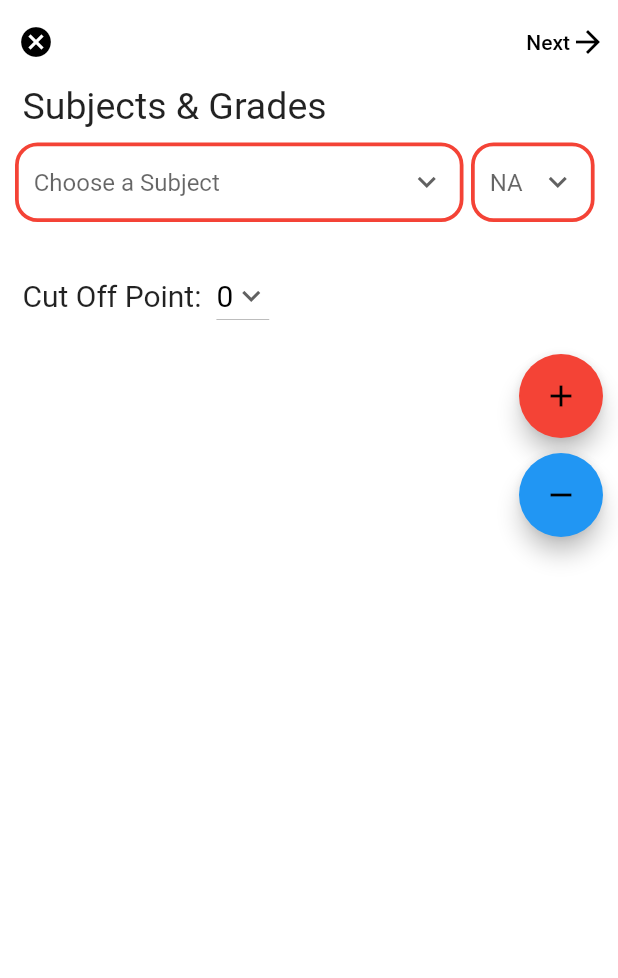
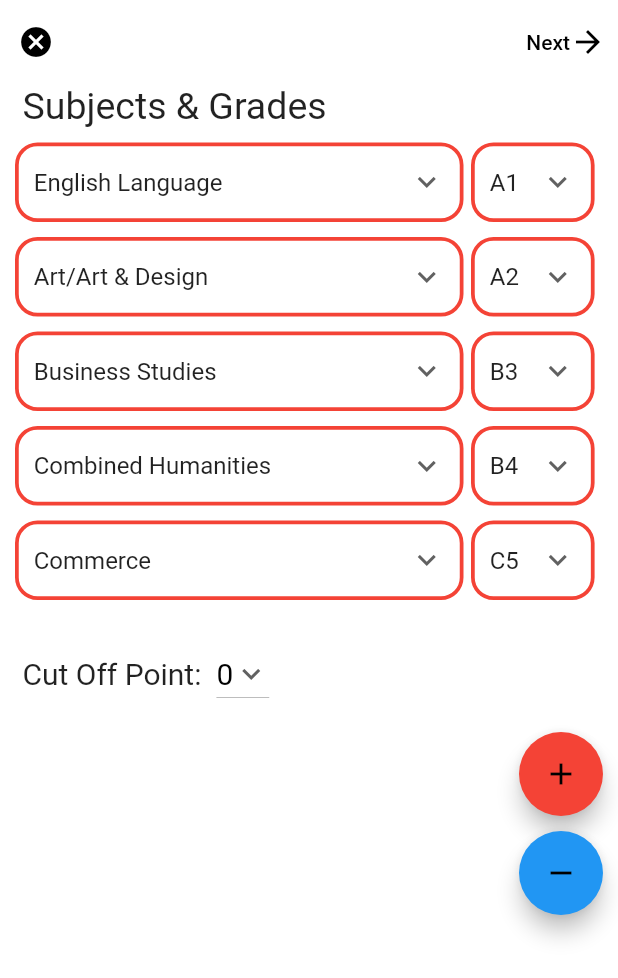
Before and after one commit to gohzy89/my_next_step, a Flutter app: the InputSubjectsPage screen opened directly, on a phone screen of 412 x 824 dp. Shown: the top 978 px of the screen. Run offline on Flutter 3.47's test engine with Material 2 defaults, Android fonts, the phone set to English and light mode, and no system bars; our stand-ins replace email_validator; missing offline and left inert: flappy_search_bar_ns; network calls fail.

Commit message:
fix allllota bugs

```diff
--- a/lib/InputSubjectsPage.dart
+++ b/lib/InputSubjectsPage.dart
@@ -20,8 +20,27 @@ class _InputSubjectsPageState extends State<InputSubjectsPage> {
   String cutOff = "0";
   List scores = List.filled(4, 0, growable: false);
 
-  List selectedSubjectValues = accinfo.selectedSubjectValues.split("*");
-  List selectedGradeValues = accinfo.selectedGradeValues.split("*");
+  List selectedSubjectValues = subjectchecker();
+  List selectedGradeValues = gradechecker();
+
+  static List subjectchecker(){
+    if(accinfo.selectedSubjectValues!="")
+      return accinfo.selectedSubjectValues.split("*");
+    return [                                      'English Language',
+      'Art/Art & Design',
+      'Business Studies',
+      'Combined Humanities',
+      'Commerce'];
+  }
+  static List gradechecker(){
+    if(accinfo.selectedGradeValues!="")
+      return accinfo.selectedGradeValues.split("*");
+    return [                                      'A1',
+    'A2',
+    'B3',
+    'B4',
+    'C5'];
+  }
 
 
 
--- a/lib/accinfo.dart
+++ b/lib/accinfo.dart
@@ -16,14 +16,46 @@ class accinfo {
     "2": "Temasek Polytechnic",
     "3": "Ngee Ann Polytechnic",
     "4": "Nanyang Polytechnic",
-    'School of Business & Accountancy':"0",
-    'School of Design & Environment':"1",
-    'School of Engineering':"2",
-    'School of Film & Media Studies':"3",
-    'School of Health Sciences':"4",
-    'School of Humanities & Social Sciences':"5",
-    'School of InfoComm Technology':"6",
-    'School of Life Sciences & Chemical Technology':"7",
+    'Business & Accountancy':"0",
+    'Design & Environment':"1",
+    'Engineering':"2",
+    'Film & Media Studies':"3",
+    'Health Sciences':"4",
+    'Humanities & Social Sciences':"5",
+    'InfoComm Technology':"6",
+    'Life Sciences & Chemical Technology':"7",
+
+    'school of business & accountancy':'Business & Accountancy',
+    'school of design & environment':'Design & Environment',
+    'school of engineering':'Engineering',
+    'school of film & media studies':'Film & Media Studies',
+    'school of health sciences':'Health Sciences',
+    'school of humanities & social sciences':'Humanities & Social Sciences',
+    'school of infocomm technology':'InfoComm Technology',
+    'school of life sciences & chemical technology':'Life Sciences & Chemical Technology',
+
+    'school of business & management':'Business & Accountancy',
+    'school of media & design':'Film & Media Studies',
+    'school of information & digital technologies':'InfoComm Technology',
+    'school of applied science':'Life Sciences & Chemical Technology',
+
+    'school of management and communication':'Business & Accountancy',
+    'school of technology for the arts':'Design & Environment',
+    'school of hospitality':'Humanities & Social Sciences',
+    'school of sports, health and leisure':'Humanities & Social Sciences',
+    'school of infocomm':'InfoComm Technology',
+
+    'school of business':'Business & Accountancy',
+    'school of design':'Design & Environment',
+    'school of information and & it':'InfoComm Technology',
+
+    'business management':'Business & Accountancy',
+    'built environment':'Design & Environment',
+    'engineering':'Engineering',
+    'media and design':'Film & Media Studies',
+    'maritime studies':'Humanities & Social Sciences',
+    'information & digital technologies':'InfoComm Technology',
+    'applied sciences':'Life Sciences & Chemical Technology',
   };
 
   void mapcourse1(Map map) {
@@ -100,11 +132,14 @@ class accinfo {
 
     recommendedlistalphabet.removeRange(0, recommendedlistalphabet.length);
 
+    recommendedlistschool.removeRange(0, recommendedlistschool.length);
+
     if(score_a==null||score_b==null||score_c==null||score_d==null||interest==null||location==null)
       return;
 
     for(int i=0;i<allcourse.length;i++){
       recommendedlist.add(allcourse.keys.elementAt(i));
+      recommendedlistschool.add(allcourse.keys.elementAt(i));
       recommendedlistalphabet.add(allcourse[allcourse.keys.elementAt(i)]["courseName"]);
     }
 
@@ -113,21 +148,25 @@ class accinfo {
       switch(allcourse[recommendedlist[i]]["ELR2B2_Type"][7]){
         case "A":if(int.parse(allcourse[recommendedlist[i]]["courseCutOff"])<int.parse(score_a)) {
             recommendedlist.removeAt(i);
+            recommendedlistschool.removeAt(i);
             recommendedlistalphabet.removeAt(i);
           }
           break;
         case "B":if(int.parse(allcourse[recommendedlist[i]]["courseCutOff"])<int.parse(score_b)) {
             recommendedlist.removeAt(i);
+            recommendedlistschool.removeAt(i);
             recommendedlistalphabet.removeAt(i);
           }
           break;
         case "C":if(int.parse(allcourse[recommendedlist[i]]["courseCutOff"])<int.parse(score_c)) {
             recommendedlist.removeAt(i);
+            recommendedlistschool.removeAt(i);
             recommendedlistalphabet.removeAt(i);
           }
           break;
         case "D":if(int.parse(allcourse[recommendedlist[i]]["courseCutOff"])<int.parse(score_d)) {
             recommendedlist.removeAt(i);
+            recommendedlistschool.removeAt(i);
             recommendedlistalphabet.removeAt(i);
           }
           break;
@@ -138,16 +177,21 @@ class accinfo {
 
     for(int i=0;i<recommendedlist.length;i++){
       inserttocutoff1(recommendedlist[i]);
-      if(allcourse[recommendedlist[i]]["courseSchool"]==interest) {
+      for(int j=0;j<interest.split(",").length;j++)
+      {String schoolname = schools[allcourse[recommendedlist[i]]["courseSchool"].toLowerCase()];
+      if(schoolname==interest.split(",")[j]) {
         recommendedlist.insert(0, recommendedlist[i]);
         recommendedlist.removeAt(i+1);
-      }
+      }}
     }
+
     for(int i=0;i<recommendedlist.length;i++){
-      if(allcourse[recommendedlist[i]]["courseSchool"]==interest&&allcourse[recommendedlist[i]]["school_name"]==schools[location]) {
+      for(int j=0;j<interest.split(",").length;j++)
+      {String schoolname = schools[allcourse[recommendedlist[i]]["courseSchool"].toLowerCase()];
+        if(schoolname==interest.split(",")[j]&&allcourse[recommendedlist[i]]["school_name"]==schools[location]) {
         recommendedlist.insert(0, recommendedlist[i]);
         recommendedlist.removeAt(i+1);
-      }
+      }}
     }
 
   }
@@ -158,6 +202,7 @@ class accinfo {
   static List<String> recommendedlist = [];
   static List<String> recommendedlistcutoff = [];
   static List<String> recommendedlistalphabet = [];
+  static List<String> recommendedlistschool = [];
 
 
   static bool isloggedin = false;
@@ -173,7 +218,7 @@ class accinfo {
   static String score_c = "";
   static String score_d = "";
   static String interest = "";
-  static String location = "";
+  static String location = "0";
   static String selectedSubjectValues = "";
   static String selectedGradeValues = "";
 }
--- a/lib/homepage.dart
+++ b/lib/homepage.dart
@@ -5,6 +5,7 @@ import 'package:flutter/cupertino.dart';
 import 'package:flutter/material.dart';
 import './loginpage.dart';
 import './settings.dart';
+import './PreferencePage.dart';
 import './recommended.dart';
 import './accinfo.dart';
 import './favourites.dart';
--- a/lib/selectedcourse.dart
+++ b/lib/selectedcourse.dart
@@ -133,7 +133,7 @@ class _selectedState extends State<selected> {
                       Container(
                           height: MediaQuery.of(context).size.width * 0.25,
                           width: MediaQuery.of(context).size.width * 0.8,
-                          child: Text(coursename+" ($coursecode)\n"+"Cutoff:"+accinfo.allcourse[coursecode]["courseCutOff"],style: TextStyle(fontSize: 25,),textAlign: TextAlign.center,)),
+                          child: Center(child: Text(coursename+" ($coursecode)\n"+"Cutoff:"+accinfo.allcourse[coursecode]["courseCutOff"],style: TextStyle(fontSize: 20,),textAlign: TextAlign.center,))),
                       IconButton(
                           onPressed: () {
 
@@ -175,7 +175,7 @@ class _selectedState extends State<selected> {
                         child: Column(
                             children: [
                               Image.asset(
-                                'assets/images/${accinfo.schools[accinfo.allcourse[coursecode]["courseSchool"]]}.jpg',
+                                'assets/images/${accinfo.schools[accinfo.schools[accinfo.allcourse[coursecode]["courseSchool"].toLowerCase()]]}.jpg',
                               ),
                               Container(
                                   width: MediaQuery.of(context).size.width*0.98,
--- a/lib/splash.dart
+++ b/lib/splash.dart
@@ -21,7 +21,7 @@ class _SplashState extends State<Splash> {
 
   Future<void> fetchCourse() async {
 
-    var result1 = await http.get(apiUrl1);
+    var result1 = await http.get(Uri.parse(apiUrl1));
     setState(() {
       accinfo().mapcourse1(json.decode(result1.body));
     });
@@ -43,6 +43,7 @@ class _SplashState extends State<Splash> {
   }
   @override
   Widget build(BuildContext context) {
+
     return Container(
       child: Image.asset('assets/images/home.jpg'),
       color: Colors.white,
```
Also changed, not shown: lib/LocationPage.dart (+7 -1 lines), lib/PreferencePage.dart (+16 -10 lines), lib/browse.dart (+5 -5 lines), lib/recommended.dart (+11 -11 lines), pubspec.lock.
